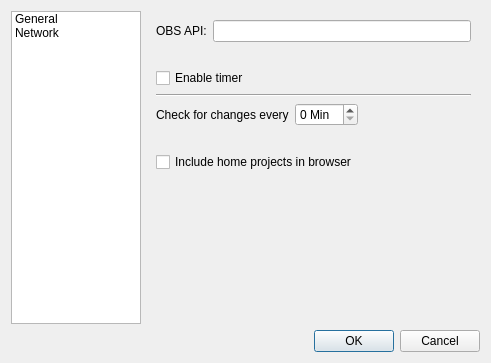
This is src/gui/configure.ui in javierllorente/qactus as Qt 5 draws it before an edit. The edited form follows.
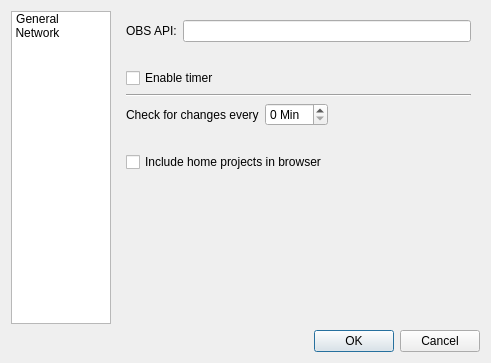
This is the edited form. Icons and pictures are not drawn.

Commit message: Improve Configure's icon bar appearance; the text is now under the icon

What changed in the file:
```diff
--- a/src/gui/configure.ui
+++ b/src/gui/configure.ui
@@ -27,16 +27,28 @@
      </property>
      <property name="minimumSize">
       <size>
-       <width>130</width>
+       <width>0</width>
        <height>0</height>
       </size>
      </property>
      <property name="maximumSize">
       <size>
-       <width>115</width>
+       <width>100</width>
        <height>16777215</height>
       </size>
      </property>
+     <property name="selectionBehavior">
+      <enum>QAbstractItemView::SelectItems</enum>
+     </property>
+     <property name="flow">
+      <enum>QListView::TopToBottom</enum>
+     </property>
+     <property name="viewMode">
+      <enum>QListView::IconMode</enum>
+     </property>
+     <property name="uniformItemSizes">
+      <bool>true</bool>
+     </property>
      <item>
       <property name="text">
        <string>General</string>
```
The commit also changes 1 other file.
